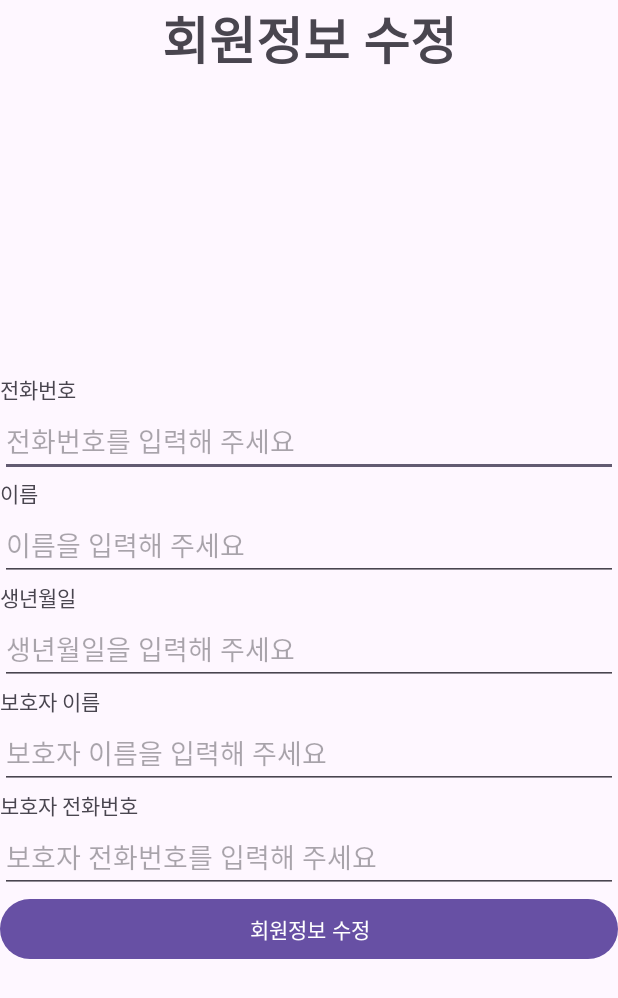
After one commit to yooonzi040/CodingBear, an Android app: the UserInfoChangeActivity screen opened directly, with no data from a screen before it, on a phone screen of 412 x 824 dp. The commit adds this screen. Shown: the top 998 px of the screen. Run offline under Robolectric (Android 15) with nearby library versions, the phone set to English and light mode, and no system bars.

Commit message:
회원정보 수정화면, 설정화면, json변수명 수정

```diff
--- a/app/build.gradle.kts
+++ b/app/build.gradle.kts
@@ -38,6 +38,7 @@ dependencies {
     implementation("androidx.constraintlayout:constraintlayout:2.1.4")
     implementation("com.android.volley:volley:1.2.1")
     implementation("com.squareup.okhttp3:okhttp:5.0.0-alpha.12") // 서버 통신에 필요한 라이브러리 설치
+    implementation("androidx.preference:preference-ktx:1.2.1") //설정을 위한 preference 라이브러리를 추가
     testImplementation("junit:junit:4.13.2")
     androidTestImplementation("androidx.test.ext:junit:1.1.5")
     androidTestImplementation("androidx.test.espresso:espresso-core:3.5.1")
--- a/app/src/main/AndroidManifest.xml
+++ b/app/src/main/AndroidManifest.xml
@@ -19,6 +19,12 @@
         android:supportsRtl="true"
         android:theme="@style/Theme.Silvia"
         tools:targetApi="31">
+        <activity
+            android:name=".SettingsActivity"
+            android:exported="false"/>
+        <activity
+            android:name=".UserInfoChangeActivity"
+            android:exported="false"/>
         <activity
             android:name=".VoiceInput01Activity"
             android:exported="false" />
--- a/app/src/main/java/sku/jyj/example/silvia/MainActivity.java
+++ b/app/src/main/java/sku/jyj/example/silvia/MainActivity.java
@@ -19,9 +19,9 @@ public class MainActivity extends AppCompatActivity {
         phoneNo = findViewById(R.id.phoneNo);
 
         Intent intent = getIntent();
-        String memberName = intent.getStringExtra("member_name");
-        String memberBirth = intent.getStringExtra("member_birth");
-        String memberPhoneNo = intent.getStringExtra("member_phone_no");
+        String memberName = intent.getStringExtra("memberName");
+        String memberBirth = intent.getStringExtra("memberBirth");
+        String memberPhoneNo = intent.getStringExtra("guardianPhoneNo");
 
         name.setText(memberName);
         birth.setText(memberBirth);
--- /dev/null
+++ b/app/src/main/java/sku/jyj/example/silvia/UserInfoChangeActivity.java
@@ -0,0 +1,121 @@
+package sku.jyj.example.silvia;
+
+import androidx.appcompat.app.AppCompatActivity;
+import android.content.Intent;
+import android.os.AsyncTask;
+import android.os.Bundle;
+import android.util.Log;
+import android.view.View;
+import android.widget.Button;
+import android.widget.EditText;
+import org.json.JSONException;
+import org.json.JSONObject;
+import java.io.IOException;
+import okhttp3.MediaType;
+import okhttp3.OkHttpClient;
+import okhttp3.Request;
+import okhttp3.RequestBody;
+import okhttp3.Response;
+
+public class UserInfoChangeActivity extends AppCompatActivity {
+
+    private static final String urls = "http://pascal0124.iptime.org:5003/userInfoChange";
+    private String primaryKey; // 추가: 수정할 회원의 Primary Key
+    private EditText input_changeName, input_changeBirth, input_changeGuardianName, input_changeGuardianPhoneNo, input_changePhoneNo;
+    private Button changeButton;
+
+    @Override
+    protected void onCreate(Bundle savedInstanceState) {
+        super.onCreate(savedInstanceState);
+        setContentView(R.layout.activity_userinfochange);
+
+        input_changePhoneNo = findViewById(R.id.input_changePhoneNo);
+        input_changeName = findViewById(R.id.input_changeName);
+        input_changeBirth = findViewById(R.id.input_changeBirth);
+        input_changeGuardianName = findViewById(R.id.input_changeGuardianName);
+        input_changeGuardianPhoneNo = findViewById(R.id.input_changeGuardianPhoneNo);
+        changeButton = findViewById(R.id.changebutton);
+
+        changeButton.setOnClickListener(new View.OnClickListener() {
+            @Override
+            public void onClick(View v) {
+                // 수정된 정보를 서버로 전송
+                Log.d("changebutton", "Button clicked");
+                sendServer();
+            }
+        });
+    }
+
+        public void sendServer() { // 서버로 데이터 전송하기 위한 함수
+            class sendData extends AsyncTask<Void, Void, String> { // 백그라운드 쓰레드 생성
+
+                @Override
+                protected void onPreExecute() {
+                    super.onPreExecute();
+                    // 백그라운드 작업 전에 실행되는 부분
+                }
+
+                @Override
+                protected void onPostExecute(String s) {
+                    super.onPostExecute(s);
+                    // 백그라운드 작업이 끝난 후에 실행되는 부분
+                }
+
+                @Override
+                protected void onProgressUpdate(Void... values) {
+                    super.onProgressUpdate(values);
+                    // 백그라운드 작업 중 갱신이 필요한 경우 실행되는 부분
+                }
+
+                @Override
+                protected void onCancelled(String s) {
+                    super.onCancelled(s);
+                    // 백그라운드 작업이 취소된 경우 실행되는 부분
+                }
+
+                @Override
+                protected void onCancelled() {
+                    super.onCancelled();
+                    // 백그라운드 작업이 취소된 경우 실행되는 부분
+                }
+
+                @Override
+                protected String doInBackground(Void... voids) {
+                    try {
+                        OkHttpClient client = new OkHttpClient(); // OkHttp를 사용하도록 OkHttpClient 객체를 생성
+
+                        JSONObject jsonInput = new JSONObject();  // JSON 객체 생성
+
+                        jsonInput.put("PK_changePhoneNo", input_changePhoneNo.getText().toString());
+                        jsonInput.put("changeName", input_changeName.getText().toString());
+                        jsonInput.put("changeBirth", input_changeBirth.getText().toString());
+                        jsonInput.put("changeGuardianName", input_changeGuardianName.getText().toString());
+                        jsonInput.put("changeGuardianPhoneNo", input_changeGuardianPhoneNo.getText().toString());
+
+                        RequestBody reqBody = RequestBody.create(
+                                jsonInput.toString(),
+                                MediaType.parse("application/json; charset=utf-8")
+                        );
+
+                        Request request = new Request.Builder()
+                                .post(reqBody)
+                                .url(urls)
+                                .build();
+
+                        Response responses = client.newCall(request).execute(); // 요청을 실행 (동기 처리 : execute(), 비동기 처리 : enqueue())
+                        System.out.println(responses.body().string());
+
+                    } catch (JSONException e) {
+                        e.printStackTrace();
+                    } catch (IOException e) {
+                        e.printStackTrace();
+                    }
+                    return null;
+                }
+            }
+
+            // AsyncTask 실행
+            sendData sendData = new sendData();
+            sendData.execute(); // 웹 서버에 데이터 전송
+        }
+    }
--- /dev/null
+++ b/app/src/main/res/layout/activity_userinfochange.xml
@@ -0,0 +1,107 @@
+<?xml version="1.0" encoding="utf-8"?>
+<androidx.constraintlayout.widget.ConstraintLayout xmlns:android="http://schemas.android.com/apk/res/android"
+    xmlns:tools="http://schemas.android.com/tools"
+    android:layout_width="match_parent"
+    android:layout_height="match_parent"
+    xmlns:app="http://schemas.android.com/apk/res-auto">
+
+    <TextView
+        android:id="@+id/textView20"
+        android:layout_width="0dp"
+        android:layout_height="wrap_content"
+        android:text="회원정보 수정"
+        android:textAlignment="center"
+        android:textSize="34sp"
+        android:textStyle="bold"
+        app:layout_constraintTop_toTopOf="parent"
+        app:layout_constraintStart_toStartOf="parent"
+        app:layout_constraintEnd_toEndOf="parent"/>
+
+    <LinearLayout
+        android:id="@+id/linearLayout"
+        android:layout_width="0dp"
+        android:layout_height="wrap_content"
+        android:orientation="vertical"
+        app:layout_constraintTop_toBottomOf="@id/textView20"
+        app:layout_constraintStart_toStartOf="parent"
+        app:layout_constraintEnd_toEndOf="parent"
+        app:layout_constraintBottom_toBottomOf="parent"
+        android:layout_marginTop="16dp">
+
+        <TextView
+            android:id="@+id/textView21"
+            android:layout_width="match_parent"
+            android:layout_height="wrap_content"
+            android:text="전화번호" />
+
+        <EditText
+            android:id="@+id/input_changePhoneNo"
+            android:layout_width="match_parent"
+            android:layout_height="wrap_content"
+            android:ems="10"
+            android:inputType="text"
+            android:hint="전화번호를 입력해 주세요" />
+
+        <TextView
+            android:id="@+id/textView16"
+            android:layout_width="match_parent"
+            android:layout_height="wrap_content"
+            android:text="이름" />
+
+        <EditText
+            android:id="@+id/input_changeName"
+            android:layout_width="match_parent"
+            android:layout_height="wrap_content"
+            android:ems="10"
+            android:inputType="text"
+            android:hint="이름을 입력해 주세요" />
+
+        <TextView
+            android:id="@+id/textView17"
+            android:layout_width="match_parent"
+            android:layout_height="wrap_content"
+            android:text="생년월일" />
+
+        <EditText
+            android:id="@+id/input_changeBirth"
+            android:layout_width="match_parent"
+            android:layout_height="wrap_content"
+            android:ems="10"
+            android:inputType="text"
+            android:hint="생년월일을 입력해 주세요" />
+
+        <TextView
+            android:id="@+id/textView18"
+            android:layout_width="match_parent"
+            android:layout_height="wrap_content"
+            android:text="보호자 이름" />
+
+        <EditText
+            android:id="@+id/input_changeGuardianName"
+            android:layout_width="match_parent"
+            android:layout_height="wrap_content"
+            android:ems="10"
+            android:inputType="text"
+            android:hint="보호자 이름을 입력해 주세요" />
+
+        <TextView
+            android:id="@+id/textView19"
+            android:layout_width="match_parent"
+            android:layout_height="wrap_content"
+            android:text="보호자 전화번호" />
+
+        <EditText
+            android:id="@+id/input_changeGuardianPhoneNo"
+            android:layout_width="match_parent"
+            android:layout_height="wrap_content"
+            android:ems="10"
+            android:inputType="text"
+            android:hint="보호자 전화번호를 입력해 주세요" />
+
+        <Button
+            android:id="@+id/changebutton"
+            android:layout_width="match_parent"
+            android:layout_height="wrap_content"
+            android:text="회원정보 수정" />
+    </LinearLayout>
+</androidx.constraintlayout.widget.ConstraintLayout>
```
Also changed, not shown: app/src/main/java/sku/jyj/example/silvia/LoginActivity.java (+19 -9 lines), app/src/main/java/sku/jyj/example/silvia/RegisterActivity.java (+18 -18 lines), app/src/main/java/sku/jyj/example/silvia/SettingsActivity.java (added, +41 -0 lines), app/src/main/res/layout/activity_login.xml (+10 -3 lines), app/src/main/res/layout/activity_register.xml (+4 -4 lines), app/src/main/res/xml/settings_preference.xml (added, +43 -0 lines).
